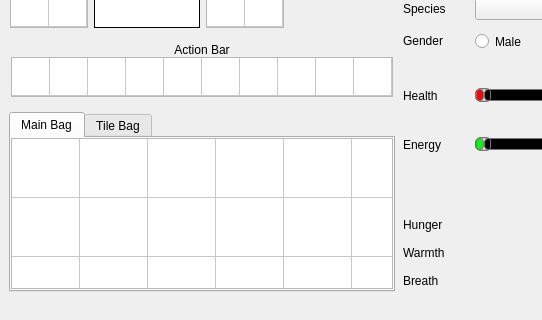
The window that starcheat/templates/MainWindow.ui (wizzomafizzo/starcheat) describes before a commit, drawn with Qt 5; both pictures show x 0 to 542 and y 177 to 497 of the 731 by 497 pixel window.
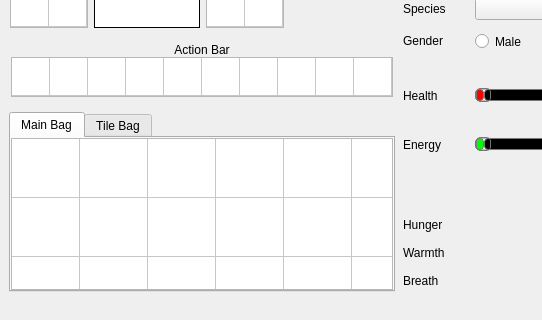
The same window after the commit. Icons and pictures are not drawn.

```diff
--- a/starcheat/templates/MainWindow.ui
+++ b/starcheat/templates/MainWindow.ui
@@ -1118,7 +1118,7 @@
            <number>0</number>
           </property>
           <property name="bottomMargin">
-           <number>1</number>
+           <number>0</number>
           </property>
           <property name="spacing">
            <number>0</number>
```
Left out of the diff: 2 changed lines with no effect on the pictures.
